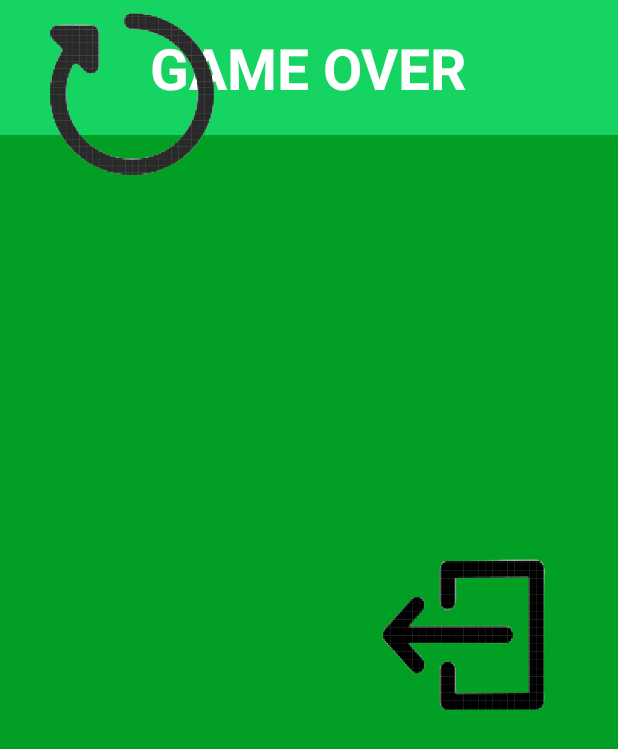
After one commit to rcoric3/SnakeGame_UEK_335_LK_B, an Android app: the GameOver screen opened directly, with no data from a screen before it, on a phone screen of 412 x 824 dp. The commit adds this screen. Shown: the top 749 px of the screen. Run offline under Robolectric (Android 15) with nearby library versions, the phone set to English and light mode, and no system bars.

Commit message:
Last changes added game over view and resolved some bugs

```diff
--- a/app/src/main/AndroidManifest.xml
+++ b/app/src/main/AndroidManifest.xml
@@ -13,6 +13,9 @@
         android:theme="@style/Theme.Design.NoActionBar"
         tools:targetApi="31">
         <activity
+            android:name="com.mygame.thesnakegame.GameOver"
+            android:exported="false" />
+        <activity
             android:name="com.mygame.thesnakegame.MainActivity"
             android:exported="false" />
         <activity
--- /dev/null
+++ b/app/src/main/java/com/mygame/thesnakegame/GameOver.java
@@ -0,0 +1,48 @@
+package com.mygame.thesnakegame;
+
+import androidx.appcompat.app.AppCompatActivity;
+
+import android.content.Intent;
+import android.os.Bundle;
+import android.view.View;
+import android.view.WindowManager;
+import android.widget.Button;
+import android.widget.ImageButton;
+
+import com.example.thesnakegame.R;
+
+public class GameOver extends AppCompatActivity {
+
+    @Override
+    protected void onCreate(Bundle savedInstanceState) {
+        super.onCreate(savedInstanceState);
+        setContentView(R.layout.activity_game_over);
+        this.getWindow().setFlags(WindowManager.LayoutParams.FLAG_FULLSCREEN,
+                WindowManager.LayoutParams.FLAG_FULLSCREEN);
+
+        ImageButton exitButton = findViewById(R.id.buttonExit);
+        ImageButton restartButton = findViewById(R.id.buttonRestart);
+
+        exitButton.setOnClickListener(new View.OnClickListener() {
+            @Override
+            public void onClick(View v) {
+                exitGame(v);
+            }
+        });
+        restartButton.setOnClickListener(new View.OnClickListener() {
+            @Override
+            public void onClick(View v) {
+                restartGame(v);
+            }
+        });
+    }
+
+    private void exitGame(View v) {
+        finish();
+    }
+
+    private void restartGame(View v) {
+        Intent intent = new Intent(this, MainActivity.class);
+        startActivity(intent);
+    }
+}
--- /dev/null
+++ b/app/src/main/res/layout/activity_game_over.xml
@@ -0,0 +1,58 @@
+<?xml version="1.0" encoding="utf-8"?>
+<androidx.constraintlayout.widget.ConstraintLayout xmlns:android="http://schemas.android.com/apk/res/android"
+    xmlns:app="http://schemas.android.com/apk/res-auto"
+    xmlns:tools="http://schemas.android.com/tools"
+    android:layout_width="match_parent"
+    android:layout_height="match_parent"
+    android:background="#01A024"
+    tools:context="com.mygame.thesnakegame.GameOver">
+
+    <LinearLayout
+        android:id="@+id/linearLayoutTitle"
+        android:layout_width="match_parent"
+        android:layout_height="90dp"
+        android:layout_marginTop="50dp"
+        android:background="#16D462"
+        android:gravity="center"
+        android:orientation="horizontal"
+        android:paddingStart="16dp"
+        android:paddingEnd="16dp">
+
+        <TextView
+            android:id="@+id/textViewTitle"
+            android:layout_width="wrap_content"
+            android:layout_height="wrap_content"
+            android:text="GAME OVER"
+            android:textColor="#FFFFFF"
+            android:textSize="38sp"
+            android:textStyle="bold" />
+    </LinearLayout>
+
+    <ImageButton
+        android:id="@id/buttonExit"
+        android:layout_width="120dp"
+        android:layout_height="120dp"
+        android:layout_marginTop="268dp"
+        android:background="@drawable/exiticon"
+        app:layout_constraintEnd_toEndOf="parent"
+        app:layout_constraintHorizontal_bias="0.859"
+        app:layout_constraintStart_toStartOf="parent"
+        app:layout_constraintTop_toBottomOf="@id/linearLayoutTitle" />
+
+    <ImageButton
+        android:id="@+id/buttonRestart"
+        android:layout_width="120dp"
+        android:layout_height="120dp"
+        android:background="@drawable/restarticon"
+        android:text="Restart"
+        android:textColor="#FFFFFF"
+        android:textSize="18sp"
+        android:textStyle="bold"
+        app:layout_constraintEnd_toEndOf="parent"
+        app:layout_constraintHorizontal_bias="0.092"
+        app:layout_constraintStart_toStartOf="parent"
+        tools:layout_editor_absoluteY="358dp">
+
+    </ImageButton>
+
+</androidx.constraintlayout.widget.ConstraintLayout>
--- /dev/null
+++ b/app/src/main/res/values/ids.xml
@@ -0,0 +1,4 @@
+<?xml version="1.0" encoding="utf-8"?>
+<resources>
+    <item name="buttonExit" type="id" />
+</resources>
```
Also changed, not shown: app/src/main/java/com/mygame/thesnakegame/MainActivity.java (+4 -3 lines), app/src/main/java/com/mygame/thesnakegame/Snake.java (+8 -2 lines), app/src/main/res/layout/game_over_popup.xml (deleted, +0 -41 lines).
